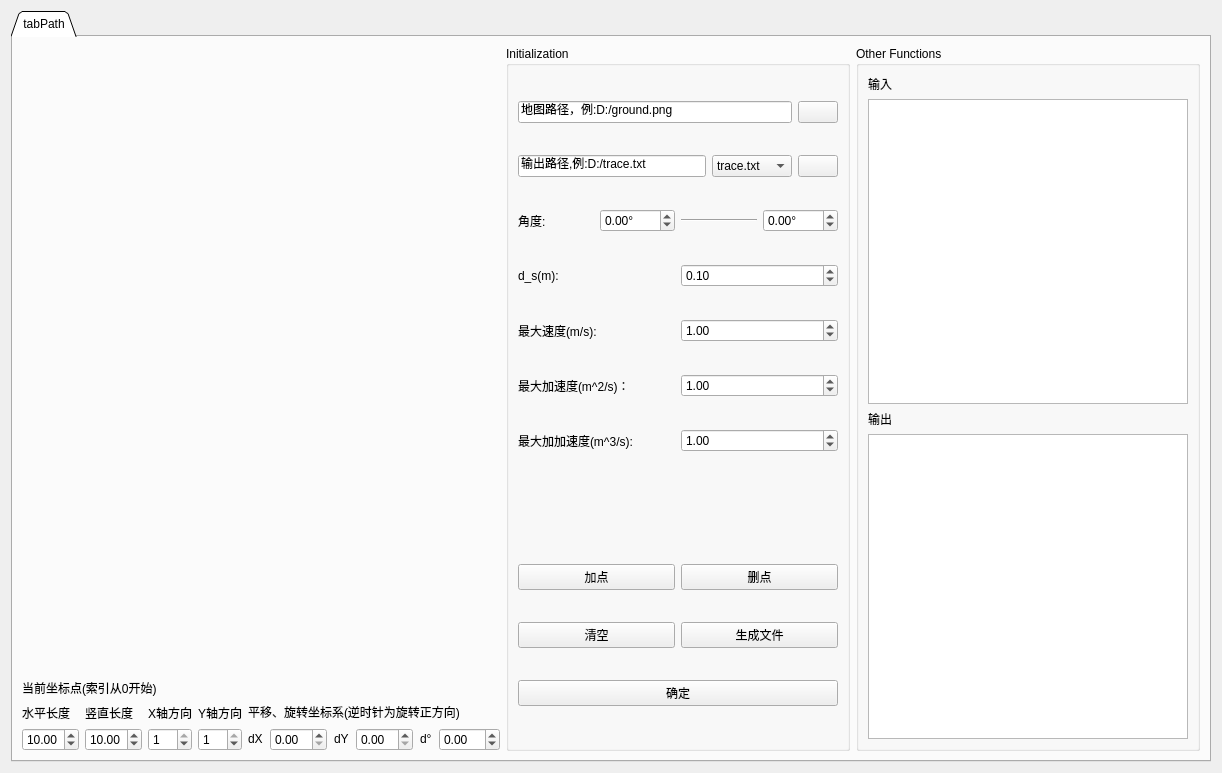
First picture: the form in pages/pagepath.ui, repository BUPT-RobotTeam/ToolBox, before the edit.
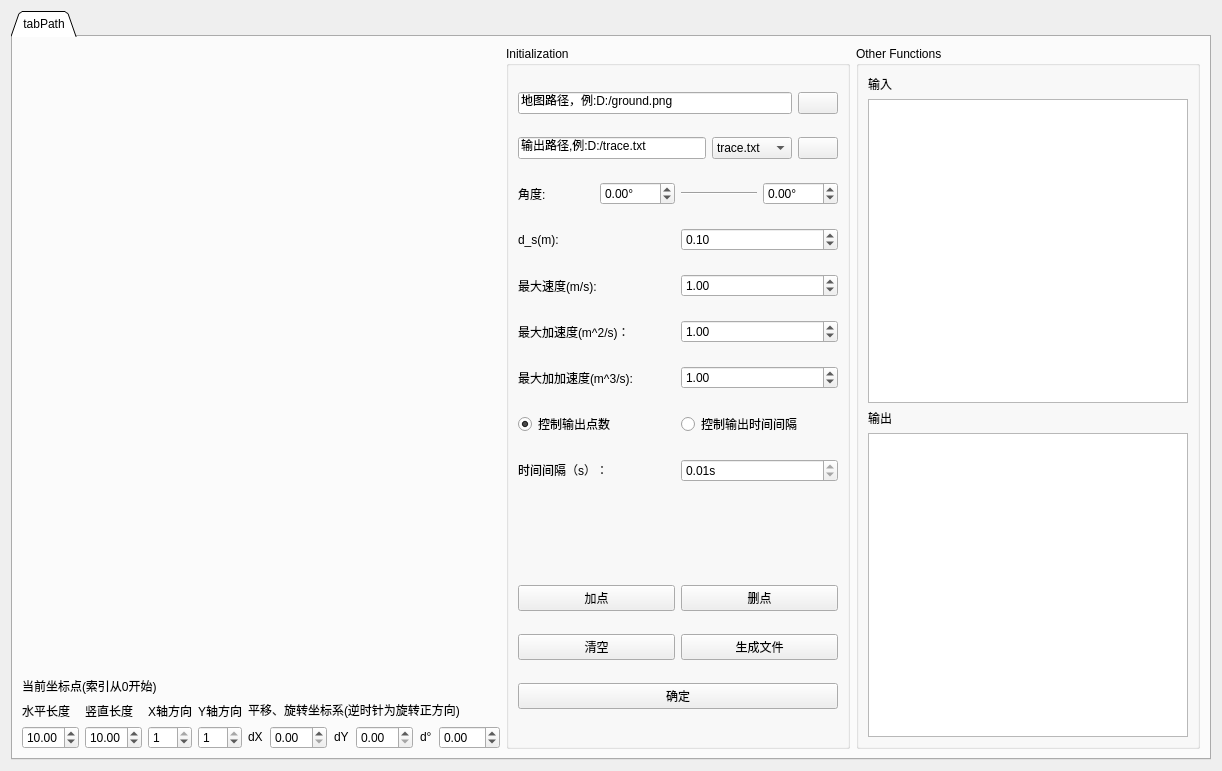
Second picture: the form after the edit. Icons and pictures are not drawn.

Commit message: feature(pagepath): add time interval sample

Diff of the .ui file:
```diff
--- a/pages/pagepath.ui
+++ b/pages/pagepath.ui
@@ -7,7 +7,7 @@
     <x>0</x>
     <y>0</y>
     <width>1222</width>
-    <height>773</height>
+    <height>771</height>
    </rect>
   </property>
   <property name="windowTitle">
@@ -597,6 +597,66 @@
             </item>
            </layout>
           </item>
+          <item>
+           <layout class="QHBoxLayout" name="horizontalLayout">
+            <item>
+             <widget class="QRadioButton" name="radioButton_PointNumMode">
+              <property name="text">
+               <string>控制输出点数</string>
+              </property>
+              <property name="checked">
+               <bool>true</bool>
+              </property>
+              <attribute name="buttonGroup">
+               <string notr="true">buttonGroup_outputMode</string>
+              </attribute>
+             </widget>
+            </item>
+            <item>
+             <widget class="QRadioButton" name="radioButton_TimeIntervalMode">
+              <property name="text">
+               <string>控制输出时间间隔</string>
+              </property>
+              <attribute name="buttonGroup">
+               <string notr="true">buttonGroup_outputMode</string>
+              </attribute>
+             </widget>
+            </item>
+           </layout>
+          </item>
+          <item>
+           <layout class="QHBoxLayout" name="horizontalLayout_3">
+            <item>
+             <widget class="QLabel" name="label_2">
+              <property name="text">
+               <string>&lt;html&gt;&lt;head/&gt;&lt;body&gt;&lt;p&gt;时间间隔（s）：&lt;/p&gt;&lt;/body&gt;&lt;/html&gt;</string>
+              </property>
+             </widget>
+            </item>
+            <item>
+             <widget class="QDoubleSpinBox" name="Edit_sampleTime">
+              <property name="enabled">
+               <bool>true</bool>
+              </property>
+              <property name="readOnly">
+               <bool>true</bool>
+              </property>
+              <property name="suffix">
+               <string>s</string>
+              </property>
+              <property name="maximum">
+               <double>2.000000000000000</double>
+              </property>
+              <property name="singleStep">
+               <double>0.010000000000000</double>
+              </property>
+              <property name="value">
+               <double>0.010000000000000</double>
+              </property>
+             </widget>
+            </item>
+           </layout>
+          </item>
           <item>
            <spacer name="verticalSpacer_2">
             <property name="orientation">
```
Left out of the diff: 7 changed lines with no effect on the pictures. The commit also changes 3 other files.
